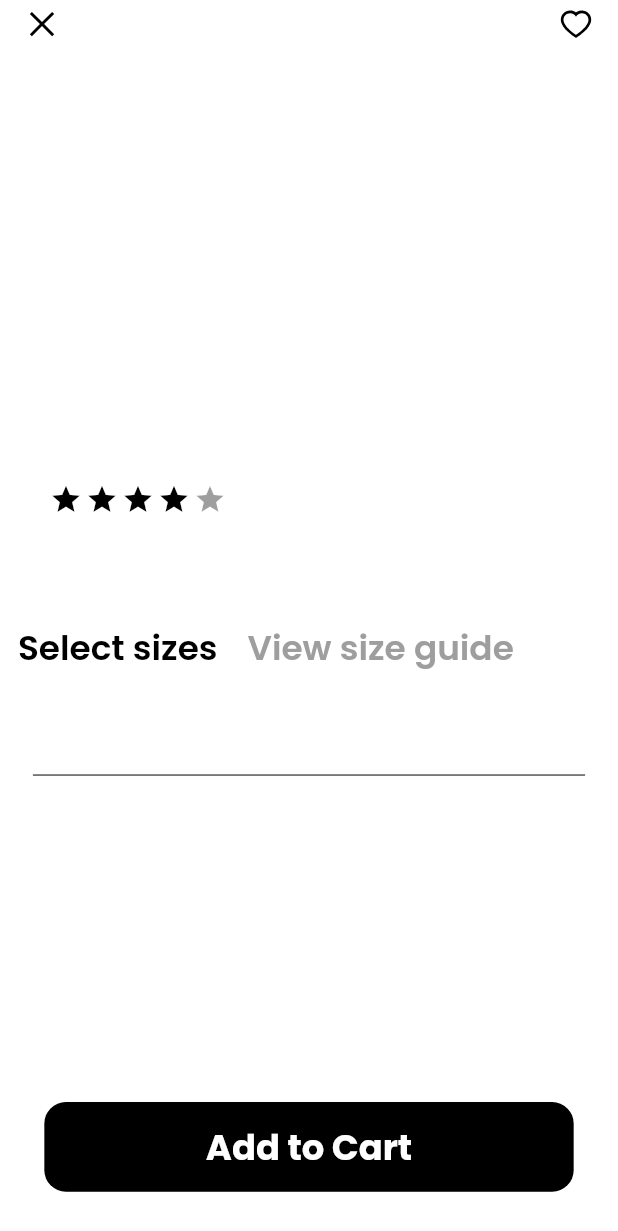
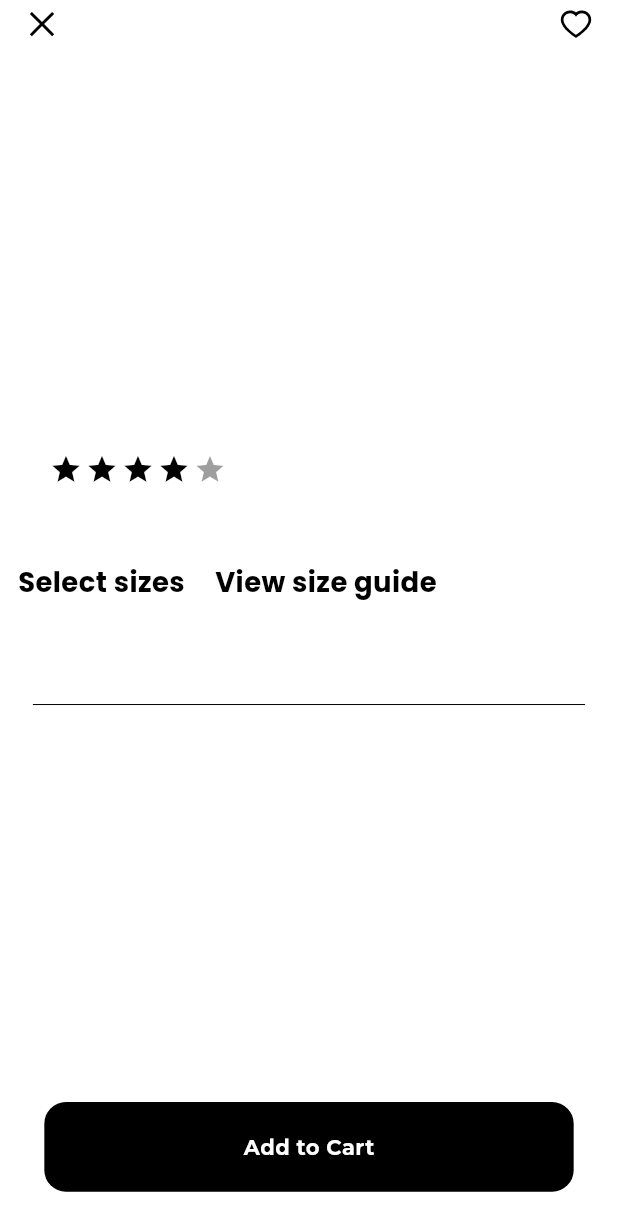
Before and after one commit to Hung6129/ihun_shop, a Flutter app: the ProductPage screen opened directly with empty values, on a phone screen of 412 x 824 dp. Shown: the top 1231 px of the screen. Run offline on Flutter 3.47's test engine with Material 2 defaults, Android fonts, the phone set to English and light mode, and no system bars; drawn by our look-alikes of flutter_rating_bar; our stand-ins replace cached_network_image, dio, dots_indicator, flutter_screenutil, flutter_vector_icons, fluttertoast and 4 more; accounts and stored records are empty; network calls fail.

Commit message:
Update sizing widget and text style

```diff
--- a/lib/main.dart
+++ b/lib/main.dart
@@ -2,7 +2,7 @@
 
 import 'package:ihun_shop/src/ihun_shop.dart';
 
-import 'src/global.dart';
+import 'src/config/global.dart';
 
 // entrypoint of the app
 void main() async {
--- a/lib/src/global.dart
+++ b/lib/src/config/global.dart
@@ -2,7 +2,7 @@
 
 import 'package:hive_flutter/hive_flutter.dart';
 
-import 'services/storage_services.dart';
+import '../services/storage_services.dart';
 
 class Global {
   static late StorageServices storageServices;
--- a/lib/src/config/widgets/checkout_btn.dart
+++ b/lib/src/config/widgets/checkout_btn.dart
@@ -1,6 +1,7 @@
 import 'package:flutter/material.dart';
 import 'package:flutter_screenutil/flutter_screenutil.dart';
-import 'package:ihun_shop/src/config/styles/appstyle.dart';
+
+import '../styles/text_styles.dart';
 
 class CheckoutButton extends StatelessWidget {
   const CheckoutButton({
@@ -28,7 +29,7 @@
           child: Center(
             child: Text(
               label,
-              style: appstyle(18.sp, Colors.white, FontWeight.bold),
+              style: TextStyles.customStyle.bold.whiteText,
             ),
           ),
         ),
--- a/lib/src/controllers/authen_provider.dart
+++ b/lib/src/controllers/authen_provider.dart
@@ -1,5 +1,5 @@
 import 'package:flutter/material.dart';
-import 'package:ihun_shop/src/global.dart';
+import 'package:ihun_shop/src/config/global.dart';
 import 'package:ihun_shop/src/services/authen_helper.dart';
 
 class AuthNotifier extends ChangeNotifier {
--- a/lib/src/services/authen_helper.dart
+++ b/lib/src/services/authen_helper.dart
@@ -2,7 +2,7 @@
 import 'package:ihun_shop/src/config/constants.dart';
 import 'package:ihun_shop/src/config/flutter_toast.dart';
 import 'package:ihun_shop/src/config/urls.dart';
-import 'package:ihun_shop/src/global.dart';
+import 'package:ihun_shop/src/config/global.dart';
 import 'package:ihun_shop/src/models/profile_model.dart';
 
 class AuthenHelper {
--- a/lib/src/services/cart_helper.dart
+++ b/lib/src/services/cart_helper.dart
@@ -5,7 +5,7 @@
 
 import '../config/constants.dart';
 import '../config/urls.dart';
-import '../global.dart';
+import '../config/global.dart';
 
 class CartHelper {
   Dio dio = Dio();
--- a/lib/src/views/home/home_page.dart
+++ b/lib/src/views/home/home_page.dart
@@ -59,8 +59,8 @@
         body: SingleChildScrollView(
           child: Consumer<ProductNotifier>(
             builder: (context, productNotifier, child) => Container(
-              padding: EdgeInsets.only(left: 10.w, top: 20.h),
-              height: MediaQuery.of(context).size.height,
+              padding: EdgeInsets.only(left: 10.w, top: 30.h),
+              height: MediaQuery.of(context).size.height - 150,
               width: MediaQuery.of(context).size.width,
               child: TabBarView(
                 controller: _tabController,
--- a/lib/src/views/product/product_page.dart
+++ b/lib/src/views/product/product_page.dart
@@ -6,7 +6,6 @@
 
 import 'package:ihun_shop/src/config/flutter_toast.dart';
 
-import 'package:ihun_shop/src/config/styles/appstyle.dart';
 import 'package:ihun_shop/src/config/widgets/checkout_btn.dart';
 import 'package:ihun_shop/src/controllers/authen_provider.dart';
 import 'package:ihun_shop/src/controllers/product_provider.dart';
@@ -18,6 +17,7 @@
 import 'package:provider/provider.dart';
 import 'package:dots_indicator/dots_indicator.dart';
 
+import '../../config/styles/text_styles.dart';
 import '../../controllers/favorites_provider.dart';
 
 // ignore: must_be_immutable
@@ -185,15 +185,15 @@
                                 children: [
                                   Text(
                                     widget.sneaker.name,
-                                    style: appstyle(
-                                        30.sp, Colors.black, FontWeight.bold),
+                                    style: TextStyles.defaultStyle.bold
+                                        .setTextSize(25.sp),
                                   ),
                                   Row(
                                     children: [
                                       Text(
                                         widget.sneaker.category,
-                                        style: appstyle(
-                                            20, Colors.grey, FontWeight.w500),
+                                        style: TextStyles
+                                            .defaultStyle.mediumText.greyText,
                                       ),
                                       const SizedBox(
                                         width: 20,
@@ -225,8 +225,8 @@
                                     children: [
                                       Text(
                                         widget.sneaker.price,
-                                        style: appstyle(
-                                            26, Colors.black, FontWeight.w600),
+                                        style: TextStyles.customStyle
+                                            .setTextSize(20.sp),
                                       ),
                                     ],
                                   ),
@@ -239,16 +239,16 @@
                                         children: [
                                           Text(
                                             "Select sizes",
-                                            style: appstyle(20, Colors.black,
-                                                FontWeight.w600),
+                                            style: TextStyles.defaultStyle.bold
+                                                .setTextSize(16.sp),
                                           ),
                                           const SizedBox(
                                             width: 20,
                                           ),
                                           Text(
                                             "View size guide",
-                                            style: appstyle(20, Colors.grey,
-                                                FontWeight.w600),
+                                            style: TextStyles.defaultStyle.bold
+                                                .setTextSize(16.sp),
                                           ),
                                         ],
                                       ),
@@ -273,12 +273,13 @@
                                                   disabledColor: Colors.white,
                                                   label: Text(
                                                     sizes['size'],
-                                                    style: appstyle(
-                                                        14.sp,
-                                                        sizes['isSelected']
-                                                            ? Colors.white
-                                                            : Colors.black,
-                                                        FontWeight.w500),
+                                                    style: TextStyles
+                                                        .customStyle.bold
+                                                        .setColor(
+                                                      sizes['isSelected']
+                                                          ? Colors.white
+                                                          : Colors.black,
+                                                    ),
                                                   ),
                                                   selectedColor: Colors.black,
                                                   selected: sizes['isSelected'],
@@ -316,15 +317,15 @@
                                     widget.sneaker.title,
                                     maxLines: 2,
                                     overflow: TextOverflow.ellipsis,
-                                    style: appstyle(
-                                        14.sp, Colors.black, FontWeight.w700),
+                                    style: TextStyles.customStyle
+                                        .setTextSize(14.sp),
                                   ),
                                   Text(
                                     widget.sneaker.description,
                                     textAlign: TextAlign.justify,
                                     maxLines: 4,
-                                    style: appstyle(
-                                        14, Colors.black, FontWeight.normal),
+                                    style: TextStyles.customStyle
+                                        .setTextSize(14.sp),
                                   ),
                                   const SizedBox(
                                     height: 10,
```
Also changed, not shown: lib/src/config/widgets/category_btn.dart (+3 -23 lines), lib/src/config/widgets/home_widget.dart (+5 -7 lines), lib/src/config/widgets/product_card.dart (+6 -12 lines), lib/src/config/widgets/stagger_tile.dart (+5 -11 lines), lib/src/views/favorite/favorite_page.dart (+10 -9 lines), lib/src/views/product/product_by_cat.dart (+19 -34 lines).
